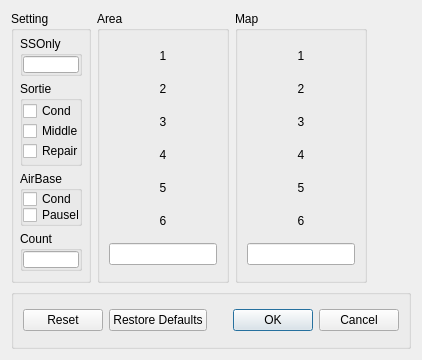
Before: the Qt Designer form anyactionselectdialog.ui in b17ee518/a86b43fca89c33a2f703c0c6c7221cb8, drawn with Qt 5.
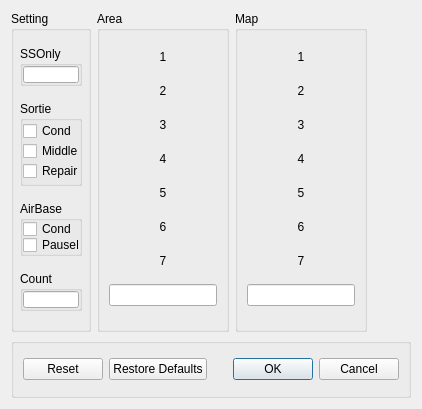
After: the same form once the commit is applied.

Commit message: add area 7 and map 7

The edit to the form file:
```diff
--- a/anyactionselectdialog.ui
+++ b/anyactionselectdialog.ui
@@ -7,7 +7,7 @@
     <x>0</x>
     <y>0</y>
     <width>422</width>
-    <height>360</height>
+    <height>409</height>
    </rect>
   </property>
   <property name="windowTitle">
@@ -116,6 +116,22 @@
         </attribute>
        </widget>
       </item>
+      <item>
+       <widget class="QPushButton" name="pbArea07">
+        <property name="text">
+         <string>7</string>
+        </property>
+        <property name="checkable">
+         <bool>true</bool>
+        </property>
+        <property name="flat">
+         <bool>true</bool>
+        </property>
+        <attribute name="buttonGroup">
+         <string notr="true">bgArea</string>
+        </attribute>
+       </widget>
+      </item>
       <item>
        <widget class="QLineEdit" name="leArea">
         <property name="sizePolicy">
@@ -231,6 +247,22 @@
         </attribute>
        </widget>
       </item>
+      <item>
+       <widget class="QPushButton" name="pbMap07">
+        <property name="text">
+         <string>7</string>
+        </property>
+        <property name="checkable">
+         <bool>true</bool>
+        </property>
+        <property name="flat">
+         <bool>true</bool>
+        </property>
+        <attribute name="buttonGroup">
+         <string notr="true">bgMap</string>
+        </attribute>
+       </widget>
+      </item>
       <item>
        <widget class="QLineEdit" name="leMap">
         <property name="sizePolicy">
```
Left out of the diff: 8 changed lines with no effect on the pictures. The commit also changes 1 other file.
